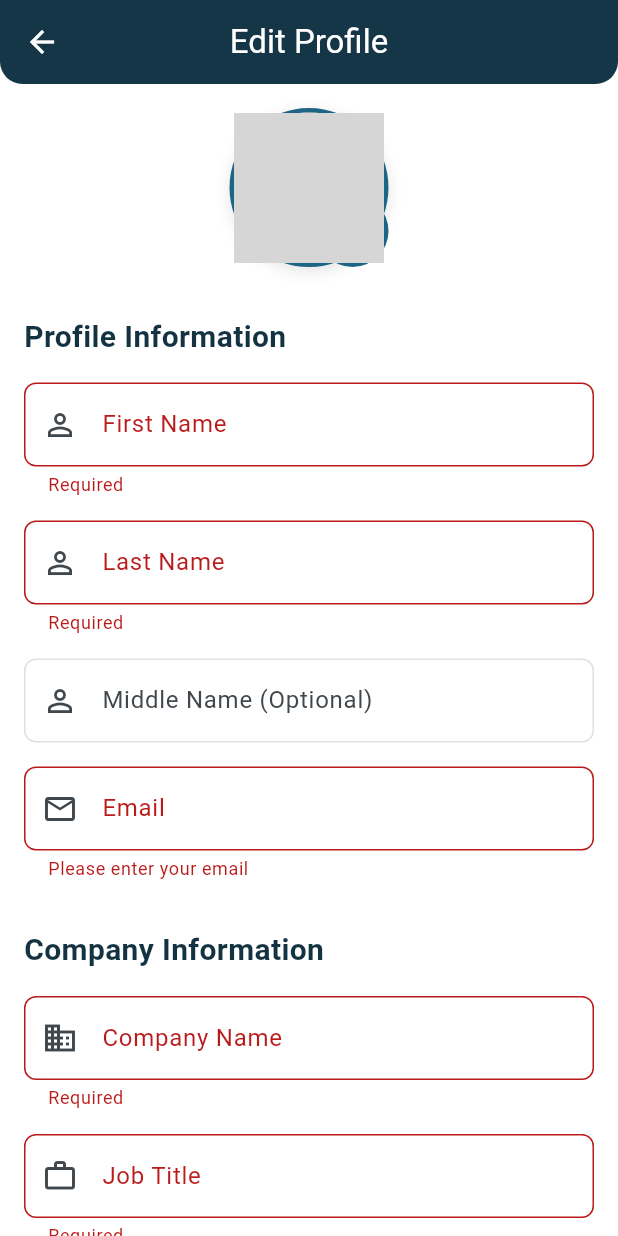
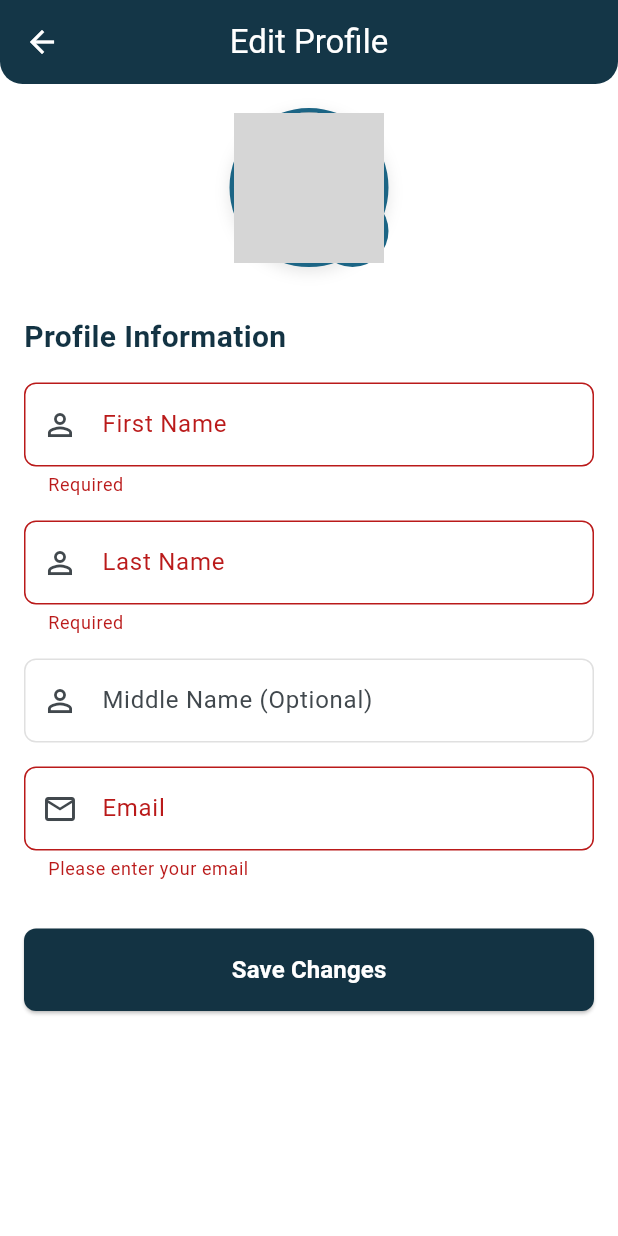
Before and after one commit to naparamon5-spec/Starlink-App, a Flutter app: the EditProfileScreen screen opened directly, after a tap on "Save Changes", on a phone screen of 412 x 824 dp. Run offline on Flutter 3.47's test engine with Material 3 defaults, Android fonts, the phone set to English and light mode, and no system bars; our stand-ins replace file_picker, flutter_svg, shared_preferences; accounts and stored records are empty; grey boxes are pictures that could not be loaded.

Commit message:
update: remove the plus sign icon

```diff
--- a/lib/pages/customer/profile/customer_edit_profile.dart
+++ b/lib/pages/customer/profile/customer_edit_profile.dart
@@ -19,16 +19,11 @@ class _EditProfileScreenState extends State<EditProfileScreen> {
   final _lastNameController = TextEditingController();
   final _middleNameController = TextEditingController();
   final _emailController = TextEditingController();
-  final _companyNameController = TextEditingController();
-  final _jobTitleController = TextEditingController();
 
   @override
   void initState() {
     super.initState();
     _loadSavedData();
-    // Add listeners to text controllers
-    _jobTitleController.addListener(_onFieldChanged);
-    _companyNameController.addListener(_onFieldChanged);
   }
 
   Future<void> _loadSavedData() async {
@@ -39,31 +34,15 @@ class _EditProfileScreenState extends State<EditProfileScreen> {
       _middleNameController.text = _prefs.getString('middleName') ?? '';
       _emailController.text =
           _prefs.getString('email') ?? 'johndoe@example.com';
-      _companyNameController.text = _prefs.getString('companyName') ?? '';
-      _jobTitleController.text = _prefs.getString('jobTitle') ?? '';
     });
-  }
-
-  void _onFieldChanged() {
-    if (widget.onProfileUpdated != null) {
-      widget.onProfileUpdated!({
-        'jobTitle': _jobTitleController.text,
-        'companyName': _companyNameController.text,
-      });
-    }
   }
 
   @override
   void dispose() {
-    // Remove listeners before disposing
-    _jobTitleController.removeListener(_onFieldChanged);
-    _companyNameController.removeListener(_onFieldChanged);
     _firstNameController.dispose();
     _lastNameController.dispose();
     _middleNameController.dispose();
     _emailController.dispose();
-    _companyNameController.dispose();
-    _jobTitleController.dispose();
     super.dispose();
   }
 
@@ -74,14 +53,10 @@ class _EditProfileScreenState extends State<EditProfileScreen> {
       await _prefs.setString('lastName', _lastNameController.text);
       await _prefs.setString('middleName', _middleNameController.text);
       await _prefs.setString('email', _emailController.text);
-      await _prefs.setString('companyName', _companyNameController.text);
-      await _prefs.setString('jobTitle', _jobTitleController.text);
 
       if (mounted) {
         // Return the updated profile data to the previous screen
         Navigator.pop(context, {
-          'jobTitle': _jobTitleController.text,
-          'companyName': _companyNameController.text,
           'firstName': _firstNameController.text,
           'lastName': _lastNameController.text,
           'email': _emailController.text,
@@ -230,26 +205,6 @@ class _EditProfileScreenState extends State<EditProfileScreen> {
                 ),
 
                 const SizedBox(height: 32),
-                // Company Information Section
-                _buildSectionTitle('Company Information'),
-                const SizedBox(height: 16),
-                _buildTextField(
-                  controller: _companyNameController,
-                  label: 'Company Name',
-                  icon: Icons.business_outlined,
-                  validator:
-                      (value) => value?.isEmpty ?? true ? 'Required' : null,
-                ),
-                const SizedBox(height: 16),
-                _buildTextField(
-                  controller: _jobTitleController,
-                  label: 'Job Title',
-                  icon: Icons.work_outline,
-                  validator:
-                      (value) => value?.isEmpty ?? true ? 'Required' : null,
-                ),
-
-                const SizedBox(height: 32),
                 // Save Button
                 SizedBox(
                   width: double.infinity,
--- a/lib/pages/customer/ticket/customer_ticket.dart
+++ b/lib/pages/customer/ticket/customer_ticket.dart
@@ -598,6 +598,7 @@ class _CustomerTicketScreenState extends State<CustomerTicketScreen> {
                     bottom: Radius.circular(15),
                   ),
                 ),
+                actions: null,
               )
               : null,
       body: Column(
@@ -736,11 +737,6 @@ class _CustomerTicketScreenState extends State<CustomerTicketScreen> {
           ),
         ],
       ),
-      floatingActionButton: FloatingActionButton(
-        onPressed: showNewTicketModal,
-        backgroundColor: const Color(0xFF133343),
-        child: const Icon(Icons.add, color: Colors.white),
-      ),
     );
   }
 }
```
Also changed, not shown: lib/pages/customer/home/customer_home_screen.dart (+39 -16 lines).
